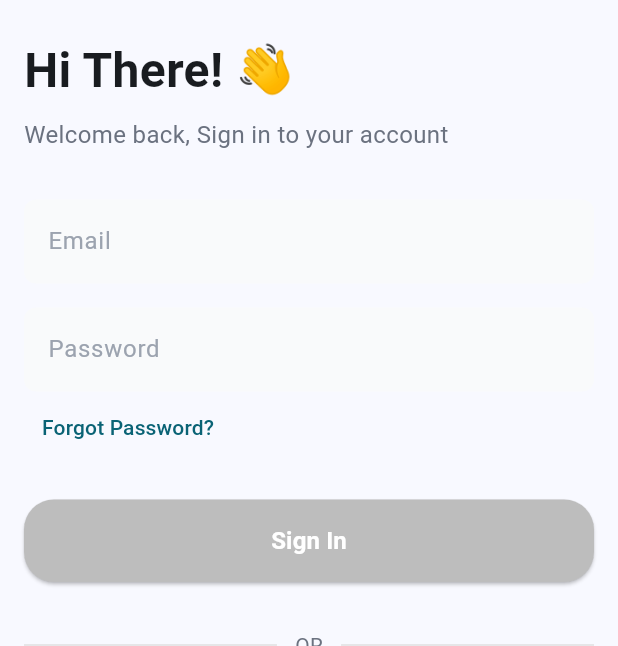
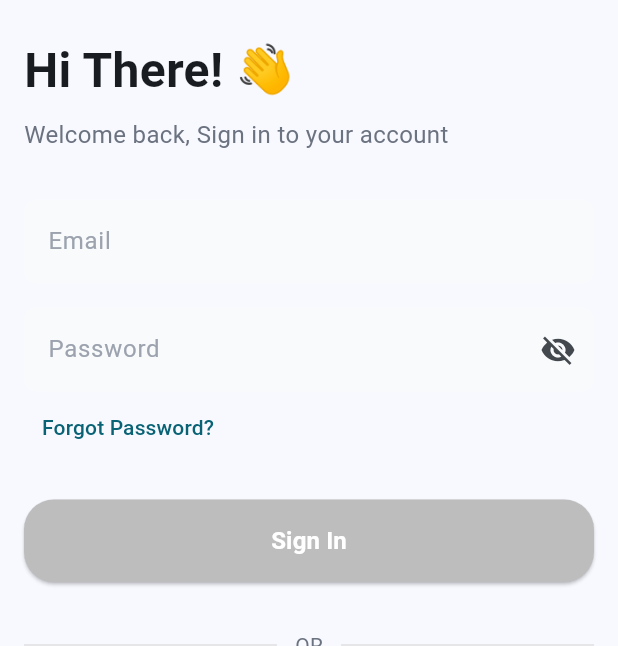
Before and after one commit to dikascode/apex_smart_pay_test, a Flutter app: the screen it shows after launch, after a tap on "Get Started", after a tap on "Skip", on a phone screen of 412 x 824 dp, the part 72-718 px from its top. Run offline on Flutter 3.47's test engine with Material 3 defaults, Android fonts, the phone set to English and light mode, and no system bars; our stand-ins replace flutter_svg, shared_preferences; missing offline and left inert: country_list_pick; network calls fail.

```diff
--- a/lib/main.dart
+++ b/lib/main.dart
@@ -1,7 +1,9 @@
 import 'package:flutter/material.dart';
 import 'package:provider/provider.dart';
+import 'package:shared_preferences/shared_preferences.dart';
+import 'screens/login_screen.dart';
+import 'screens/onboarding_screens.dart';
 import 'services/auth_service.dart';
-import 'screens/splash_screen.dart';
 
 void main() {
   runApp(
@@ -17,6 +19,17 @@ void main() {
 class MyApp extends StatelessWidget {
   const MyApp({super.key});
 
+  Future<Widget> _getInitialScreen() async {
+    final prefs = await SharedPreferences.getInstance();
+    final userPinExists = prefs.getString('userPin') != null;
+    if (userPinExists) {
+      // Navigate to PinLoginScreen if user data exists
+      return const PinLoginScreen();
+    } else {
+      return const OnboardingScreens();
+    }
+  }
+
   @override
   Widget build(BuildContext context) {
     return MaterialApp(
@@ -25,7 +38,20 @@ class MyApp extends StatelessWidget {
         colorScheme: ColorScheme.fromSeed(seedColor: Colors.blue),
         useMaterial3: true,
       ),
-      home: const SplashScreen(),
+      home: FutureBuilder<Widget>(
+        future: _getInitialScreen(),
+        builder: (context, snapshot) {
+          if (snapshot.connectionState == ConnectionState.done && snapshot.hasData) {
+            return snapshot.data!;
+          } else {
+            return const Scaffold(
+              body: Center(
+                child: CircularProgressIndicator(),
+              ),
+            );
+          }
+        },
+      ),
     );
   }
 }
--- a/lib/screens/onboarding_screens.dart
+++ b/lib/screens/onboarding_screens.dart
@@ -1,5 +1,4 @@
 import 'package:flutter/material.dart';
-import 'home_screen.dart';
 import 'onboarding_content_1.dart';
 import 'onboarding_content_2.dart';
 import 'sign_in_screen.dart';
@@ -47,7 +46,7 @@ class _OnboardingScreensState extends State<OnboardingScreens> {
               context,
               MaterialPageRoute(builder: (context) => const SignInScreen()),
             ),
-            child: const Text('Skip', style: TextStyle(color: Colors.black)),
+            child: const Text('Skip', style: TextStyle(color: Color(0xFF2FA2B9), fontSize: 16)),
           ),
         ],
       ),
--- a/lib/screens/password_recovery_screen.dart
+++ b/lib/screens/password_recovery_screen.dart
@@ -77,13 +77,11 @@ class _PasswordRecoveryScreenState extends State<PasswordRecoveryScreen> {
                   fillColor: const Color(0xFFF9FAFB),
                   border: OutlineInputBorder(
                     borderRadius: BorderRadius.circular(8.0),
-                    borderSide: BorderSide
-                        .none,
+                    borderSide: BorderSide.none,
                   ),
                   enabledBorder: OutlineInputBorder(
                     borderRadius: BorderRadius.circular(8.0),
-                    borderSide: BorderSide
-                        .none,
+                    borderSide: BorderSide.none,
                   ),
                   focusedBorder: OutlineInputBorder(
                     borderRadius: BorderRadius.circular(8.0),
--- a/lib/screens/sign_in_screen.dart
+++ b/lib/screens/sign_in_screen.dart
@@ -10,6 +10,7 @@ import '../services/auth_service.dart';
 import 'dart:convert';
 import '../utils/dialog_utils.dart';
 import 'package:shared_preferences/shared_preferences.dart';
+import '../widgets/password_field.dart';
 
 class SignInScreen extends StatefulWidget {
   const SignInScreen({super.key});
@@ -47,7 +48,8 @@ class _SignInScreenState extends State<SignInScreen> {
   Future<void> _signInAndNavigate() async {
     showLoadingDialog(context);
 
-  final response = await Provider.of<AuthService>(context, listen: false).login(
+    final response =
+        await Provider.of<AuthService>(context, listen: false).login(
       email: _emailController.text,
       password: _passwordController.text,
       deviceName: 'mobile',
@@ -62,10 +64,13 @@ class _SignInScreenState extends State<SignInScreen> {
 
       print('SharePref: token:${jsonEncode(response['user'])}, ');
 
-    Navigator.pushReplacement(context, MaterialPageRoute(builder: (_) => const HomeScreen()));
+      Navigator.pushReplacement(
+          context, MaterialPageRoute(builder: (_) => const HomeScreen()));
     } else {
       ScaffoldMessenger.of(context).showSnackBar(
-      SnackBar(content: Text(response['message'] ?? 'Login failed. Please try again.')),
+        SnackBar(
+            content:
+                Text(response['message'] ?? 'Login failed. Please try again.')),
       );
     }
   }
@@ -98,11 +103,10 @@ class _SignInScreenState extends State<SignInScreen> {
                   decoration: customInputDecoration('Email'),
                   keyboardType: TextInputType.emailAddress),
               const SizedBox(height: 16.0),
-              TextField(
+              PasswordField(
                 controller: _passwordController,
-                  decoration: customInputDecoration('Password'),
-                  obscureText: true,
-                  keyboardType: TextInputType.visiblePassword),
+                hintText: 'Password',
+              ),
               Align(
                 alignment: Alignment.centerLeft,
                 child: TextButton(
--- /dev/null
+++ b/lib/widgets/password_field.dart
@@ -0,0 +1,58 @@
+import 'package:flutter/material.dart';
+
+class PasswordField extends StatefulWidget {
+  final TextEditingController controller;
+  final String hintText;
+
+  const PasswordField({
+    Key? key,
+    required this.controller,
+    required this.hintText,
+  }) : super(key: key);
+
+  @override
+  _PasswordFieldState createState() => _PasswordFieldState();
+}
+
+class _PasswordFieldState extends State<PasswordField> {
+  bool _isPasswordVisible = false;
+
+  @override
+  Widget build(BuildContext context) {
+    return TextField(
+      controller: widget.controller,
+      obscureText: !_isPasswordVisible,
+      decoration: InputDecoration(
+        hintText: widget.hintText,
+        suffixIcon: IconButton(
+          icon: Icon(
+            _isPasswordVisible ? Icons.visibility : Icons.visibility_off,
+          ),
+          onPressed: () {
+            setState(() {
+              _isPasswordVisible = !_isPasswordVisible;
+            });
+          },
+        ),
+        filled: true,
+        fillColor: const Color(0xFFF9FAFB),
+        border: OutlineInputBorder(
+          borderRadius: BorderRadius.circular(8.0),
+          borderSide: BorderSide.none,
+        ),
+        enabledBorder: OutlineInputBorder(
+          borderRadius: BorderRadius.circular(8.0),
+          borderSide: BorderSide.none,
+        ),
+        focusedBorder: OutlineInputBorder(
+          borderRadius: BorderRadius.circular(8.0),
+          borderSide: const BorderSide(
+            color: Color(0xFF2FA2B9),
+            width: 1,
+          ),
+        ),
+        hintStyle: const TextStyle(color: Color(0xFF9CA3AF)),
+      ),
+    );
+  }
+}
```
Also changed, not shown: lib/screens/login_screen.dart (added, +84 -0 lines), lib/screens/profile_setup_screen.dart (+5 -5 lines), 5 other files. Lines whose indentation alone changed are shown as unchanged.
